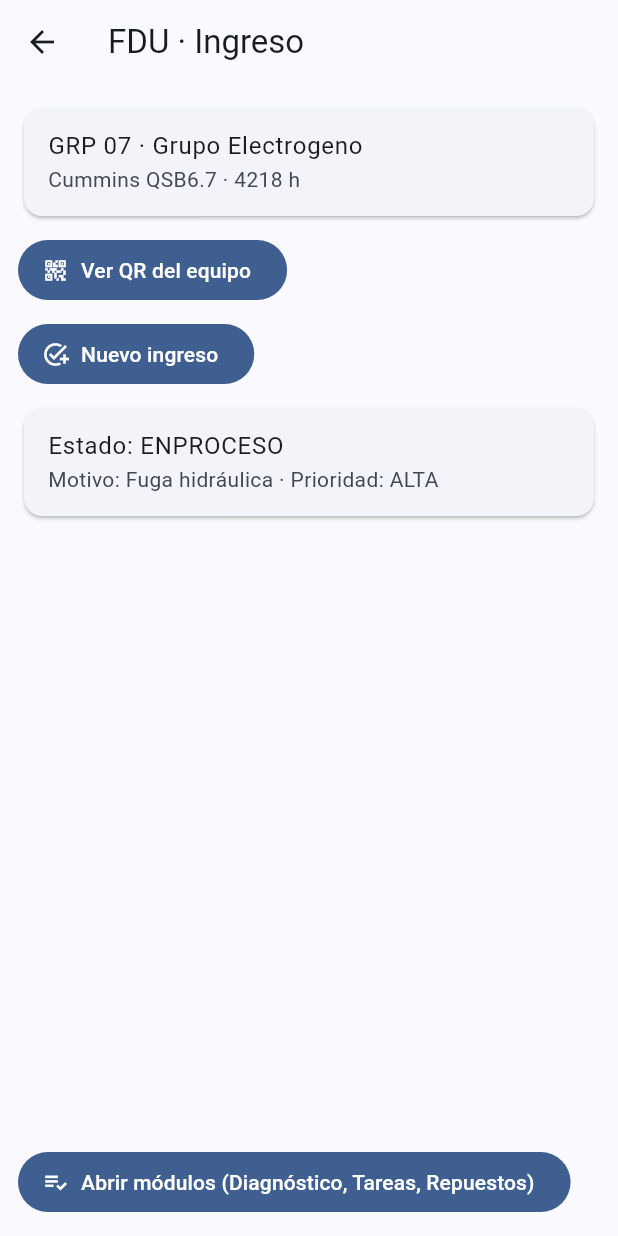
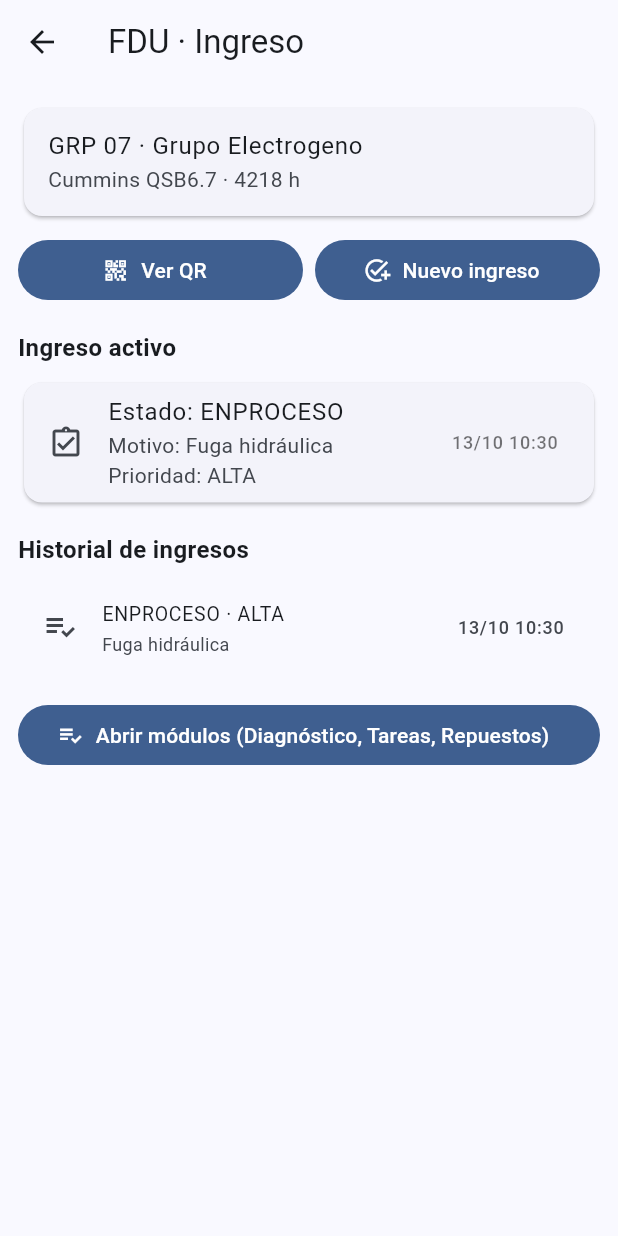
Before and after one commit to bomoro2/garage365f, a Flutter app: the screen it shows after launch, after a tap on an icon or button, on a phone screen of 412 x 824 dp. Run offline on Flutter 3.47's test engine with Material 3 defaults, Android fonts, the phone set to English and light mode, and no system bars; our stand-ins replace flutter_riverpod, go_router, qr_flutter, screenshot, share_plus, shared_preferences; missing offline and left inert: mobile_scanner.

Commit message:
feat(FDU): historial de ingresos ordenado por fecha + createdAt en WorkIntake

```diff
--- a/lib/data/models/work_intake.dart
+++ b/lib/data/models/work_intake.dart
@@ -16,6 +16,7 @@ class WorkIntake {
   final IntakeState state;
   final String reason;
   final String priority;
+  final DateTime createdAt;
 
   const WorkIntake({
     required this.id,
@@ -23,6 +24,7 @@ class WorkIntake {
     required this.state,
     required this.reason,
     required this.priority,
+    required this.createdAt,
   });
 
   factory WorkIntake.fromJson(Map<String, dynamic> j) => WorkIntake(
@@ -36,6 +38,7 @@ class WorkIntake {
     ),
     reason: j['reason'] ?? '',
     priority: j['priority'] ?? 'MEDIA',
+    createdAt: DateTime.tryParse(j['createdAt'] ?? '') ?? DateTime.now(),
   );
 
   Map<String, dynamic> toJson() => {
@@ -44,5 +47,6 @@ class WorkIntake {
     'state': state.name,
     'reason': reason,
     'priority': priority,
+    'createdAt': createdAt.toIso8601String(),
   };
 }
--- a/lib/router.dart
+++ b/lib/router.dart
@@ -26,7 +26,6 @@ final router = GoRouter(
       builder: (ctx, st) =>
           CreateIntakePage(assetId: st.pathParameters['assetId']!),
     ),
-    // /qr/preview/:assetId → buscamos el asset para mostrar su code
     GoRoute(
       path: '/qr/preview/:assetId',
       builder: (ctx, st) {
--- a/lib/state/intake_provider.dart
+++ b/lib/state/intake_provider.dart
@@ -25,12 +25,23 @@ final activeIntakeByAssetProvider = FutureProvider.family<WorkIntake?, String>((
   }
 });
 
+/// Historial completo para el asset (incluye cerrados), ordenado por fecha descendente
+final intakeHistoryByAssetProvider =
+    FutureProvider.family<List<WorkIntake>, String>((ref, assetId) async {
+      final list = await ref.watch(intakeListProvider.future);
+      final filtered = list.where((i) => i.assetId == assetId).toList()
+        ..sort((a, b) => b.createdAt.compareTo(a.createdAt));
+      return filtered;
+    });
+
 // acción crear ingreso
 final createIntakeProvider = Provider<Future<void> Function(WorkIntake)>((ref) {
   return (WorkIntake i) async {
     final repo = ref.read(intakeRepoProvider);
     await repo.add(i);
-    // refrescar lista
+    // refrescar ambas vistas
     ref.invalidate(intakeListProvider);
+    ref.invalidate(activeIntakeByAssetProvider(i.assetId));
+    ref.invalidate(intakeHistoryByAssetProvider(i.assetId));
   };
 });
--- a/lib/views/fdu/fdu_page.dart
+++ b/lib/views/fdu/fdu_page.dart
@@ -1,8 +1,10 @@
 import 'package:flutter/material.dart';
 import 'package:flutter_riverpod/flutter_riverpod.dart';
+import 'package:go_router/go_router.dart';
+
 import '../../state/asset_list_provider.dart';
 import '../../state/intake_provider.dart';
-import 'package:go_router/go_router.dart';
+import '../../data/models/work_intake.dart';
 
 class FduPage extends ConsumerWidget {
   final String assetId;
@@ -11,15 +13,17 @@ class FduPage extends ConsumerWidget {
   @override
   Widget build(BuildContext context, WidgetRef ref) {
     final assetAsync = ref.watch(assetListProvider);
-    final intakeAsync = ref.watch(activeIntakeByAssetProvider(assetId));
+    final activeAsync = ref.watch(activeIntakeByAssetProvider(assetId));
+    final historyAsync = ref.watch(
+      intakeHistoryByAssetProvider(assetId),
+    ); // <- HISTORIAL
 
     return Scaffold(
       appBar: AppBar(title: const Text('FDU · Ingreso')),
-      body: Padding(
+      body: ListView(
         padding: const EdgeInsets.all(12),
-        child: Column(
-          crossAxisAlignment: CrossAxisAlignment.start,
         children: [
+          // --- Asset card ---
           assetAsync.when(
             data: (assets) {
               final a = assets.firstWhere((x) => x.id == assetId);
@@ -33,21 +37,38 @@ class FduPage extends ConsumerWidget {
             loading: () => const LinearProgressIndicator(),
             error: (e, _) => Text('Error asset: $e'),
           ),
+
           const SizedBox(height: 8),
-            FilledButton.icon(
+          // Acciones rápidas
+          Row(
+            children: [
+              Expanded(
+                child: FilledButton.icon(
                   onPressed: () => context.push('/qr/preview/$assetId'),
                   icon: const Icon(Icons.qr_code_2),
-              label: const Text('Ver QR del equipo'),
+                  label: const Text('Ver QR'),
                 ),
-            const SizedBox(height: 8),
-            FilledButton.icon(
+              ),
+              const SizedBox(width: 8),
+              Expanded(
+                child: FilledButton.icon(
                   onPressed: () => context.push('/intake/new/$assetId'),
                   icon: const Icon(Icons.add_task),
                   label: const Text('Nuevo ingreso'),
                 ),
+              ),
+            ],
+          ),
 
+          const SizedBox(height: 16),
+          const Text(
+            'Ingreso activo',
+            style: TextStyle(fontSize: 16, fontWeight: FontWeight.w600),
+          ),
           const SizedBox(height: 8),
-            intakeAsync.when(
+
+          // --- Ingreso activo ---
+          activeAsync.when(
             data: (i) {
               if (i == null) {
                 return Column(
@@ -65,36 +86,92 @@ class FduPage extends ConsumerWidget {
               }
               return Card(
                 child: ListTile(
+                  leading: const Icon(Icons.assignment_turned_in_outlined),
                   title: Text('Estado: ${i.state.name.toUpperCase()}'),
                   subtitle: Text(
-                      'Motivo: ${i.reason} · Prioridad: ${i.priority}',
+                    'Motivo: ${i.reason}\nPrioridad: ${i.priority}',
+                  ),
+                  trailing: Text(
+                    _fmt(i.createdAt),
+                    style: const TextStyle(fontSize: 12, color: Colors.black54),
                   ),
                 ),
               );
             },
-              // loading/error igual que antes…
             loading: () => const LinearProgressIndicator(),
             error: (e, _) => Text('Error intake: $e'),
           ),
 
-            const Spacer(),
+          const SizedBox(height: 16),
+          const Text(
+            'Historial de ingresos',
+            style: TextStyle(fontSize: 16, fontWeight: FontWeight.w600),
+          ),
+          const SizedBox(height: 8),
+
+          // --- Historial (incluye cerrados) ---
+          historyAsync.when(
+            data: (items) {
+              if (items.isEmpty) {
+                return const Text('No hay ingresos registrados.');
+              }
+              // Orden ya viene del provider por createdAt desc; por si acaso:
+              final sorted = [...items]
+                ..sort((a, b) => b.createdAt.compareTo(a.createdAt));
+              return ListView.separated(
+                shrinkWrap: true,
+                physics: const NeverScrollableScrollPhysics(),
+                itemCount: sorted.length,
+                separatorBuilder: (_, __) => const Divider(height: 1),
+                itemBuilder: (ctx, idx) {
+                  final it = sorted[idx];
+                  final isActive = it.state != IntakeState.cerrado;
+                  return ListTile(
+                    dense: true,
+                    leading: Icon(
+                      isActive
+                          ? Icons.playlist_add_check
+                          : Icons.archive_outlined,
+                    ),
+                    title: Text(
+                      '${it.state.name.toUpperCase()} · ${it.priority}',
+                    ),
+                    subtitle: Text(it.reason),
+                    trailing: Text(
+                      _fmt(it.createdAt),
+                      style: const TextStyle(fontSize: 12),
+                    ),
+                    // TODO: onTap → abrir detalle del ingreso cuando lo implementemos
+                  );
+                },
+              );
+            },
+            loading: () => const LinearProgressIndicator(),
+            error: (e, _) => Text('Error historial: $e'),
+          ),
+
+          const SizedBox(height: 16),
           FilledButton.icon(
             onPressed: () {
-                // Navegar a próximas pantallas (diagnóstico, tareas, repuestos, etc.)
+              // Próximos módulos (diagnóstico, tareas, repuestos):
               ScaffoldMessenger.of(context).showSnackBar(
-                  const SnackBar(
-                    content: Text('Navegación a módulos en construcción'),
-                  ),
+                const SnackBar(content: Text('Módulos en construcción')),
               );
             },
             icon: const Icon(Icons.playlist_add_check),
-              label: const Text(
-                'Abrir módulos (Diagnóstico, Tareas, Repuestos)',
-              ),
+            label: const Text('Abrir módulos (Diagnóstico, Tareas, Repuestos)'),
           ),
         ],
-        ),
       ),
     );
   }
 }
+
+// --- helpers ---
+
+String _fmt(DateTime dt) {
+  // dd/MM HH:mm (simple; si preferís, usa intl)
+  return '${_2(dt.day)}/${_2(dt.month)} ${_2(dt.hour)}:${_2(dt.minute)}';
+}
+
+String _2(int v) => v.toString().padLeft(2, '0');
--- a/lib/views/intake/create_intake_page.dart
+++ b/lib/views/intake/create_intake_page.dart
@@ -33,15 +33,17 @@ class _CreateIntakePageState extends ConsumerState<CreateIntakePage> {
       final intake = WorkIntake(
         id: id,
         assetId: widget.assetId,
-        state: IntakeState.diagnostico, // estado inicial
+        state: IntakeState.ingresado, //estado inicial
         reason: _reason.text.trim(),
         priority: _priority,
+        createdAt: DateTime.now(), // <-- NUEVO
       );
       final create = ref.read(createIntakeProvider);
       await create(intake);
       if (!mounted) return;
       // volver a FDU del asset
-      context.go('/fdu/${widget.assetId}');
+      //context.go('/fdu/${widget.assetId}');
+      context.pop();
     } catch (e) {
       if (!mounted) return;
       ScaffoldMessenger.of(
```
Also changed, not shown: 1 other file. Lines whose indentation alone changed are shown as unchanged.
